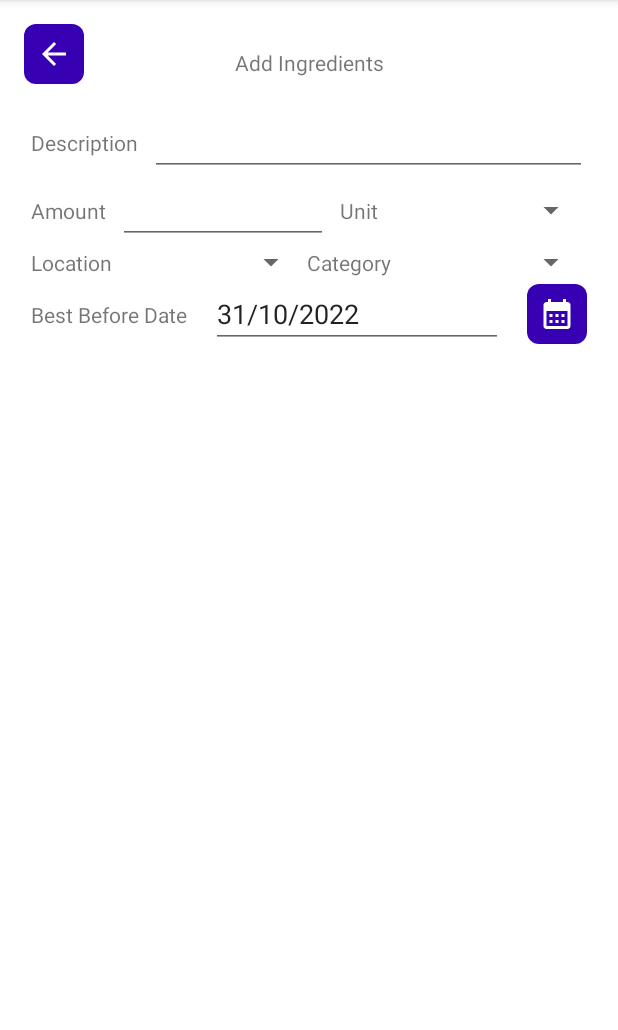
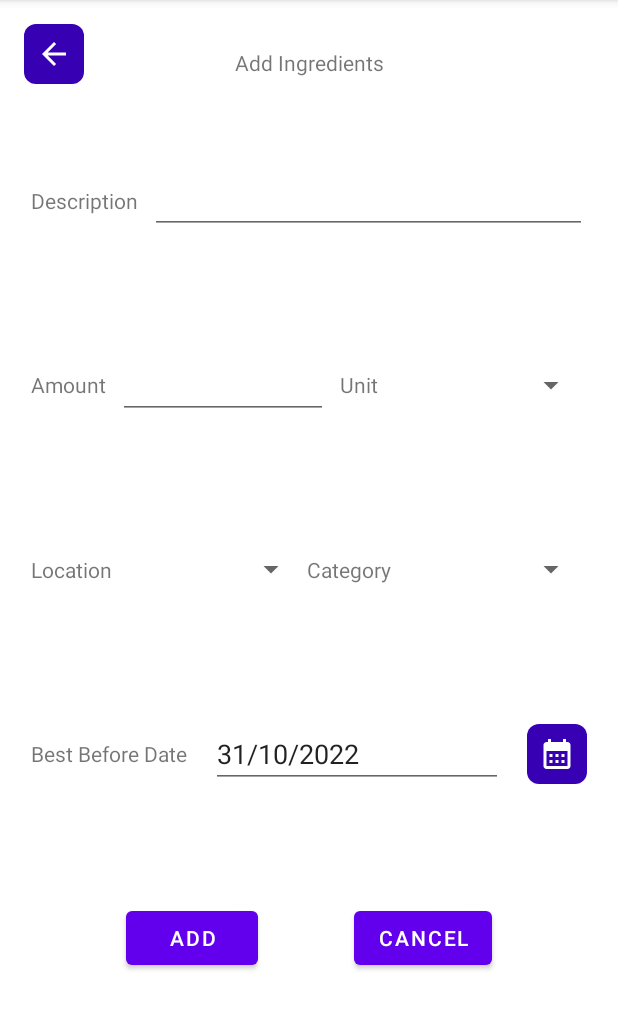
Before and after one commit to CMPUT301F22T18/SnackNTrack, an Android app: the fragment AddIngredientFragment placed in its activity, on a phone screen of 412 x 824 dp, the part 84-1114 px from its top. Run offline under Robolectric (Android 15) with nearby library versions, the phone set to English and light mode, and no system bars.

Commit message:
Finish layout for Add Ingredient Fragment

```diff
--- a/app/src/main/res/layout/fragment_add_edit_ingredient.xml
+++ b/app/src/main/res/layout/fragment_add_edit_ingredient.xml
@@ -9,14 +9,16 @@
     >
     <androidx.constraintlayout.widget.ConstraintLayout
         android:layout_width="match_parent"
-        android:layout_height="wrap_content"
+        android:layout_height="0dp"
         android:id="@+id/add_edit_fragment_title_bar"
         app:layout_constraintTop_toTopOf="parent"
         app:layout_constraintLeft_toLeftOf="parent"
         app:layout_constraintRight_toRightOf="parent"
         android:layout_marginTop="16dp"
-        android:layout_marginHorizontal="16dp">
+        android:layout_marginHorizontal="16dp"
+        app:layout_constraintVertical_chainStyle="spread">
         <ImageButton
+            android:contentDescription="@string/go_back_button"
             android:layout_width="wrap_content"
             android:layout_height="wrap_content"
             android:id="@+id/back_button"
@@ -41,23 +43,24 @@
     <androidx.constraintlayout.widget.ConstraintLayout
         android:layout_width="0dp"
         app:layout_constraintWidth_percent="0.9"
-        android:layout_height="wrap_content"
+        android:layout_height="0dp"
+        app:layout_constraintHeight_percent="0.8"
         android:id="@+id/form_linear_layout"
-        android:orientation="vertical"
         app:layout_constraintLeft_toLeftOf="parent"
         app:layout_constraintRight_toRightOf="parent"
         app:layout_constraintTop_toBottomOf="@id/add_edit_fragment_title_bar"
-        app:layout_constraintVertical_chainStyle="spread"
         android:layout_marginTop="16dp"
         >
         <androidx.constraintlayout.widget.ConstraintLayout
             android:layout_width="match_parent"
-            android:layout_height="wrap_content"
+            android:layout_height="0dp"
             android:orientation="horizontal"
             android:id="@+id/description_row"
             app:layout_constraintLeft_toLeftOf="parent"
             app:layout_constraintRight_toRightOf="parent"
             app:layout_constraintTop_toTopOf="parent"
+            app:layout_constraintBottom_toTopOf="@id/amount_unit_row"
+            app:layout_constraintVertical_chainStyle="spread"
             >
             <TextView
                 android:layout_width="wrap_content"
@@ -67,8 +70,10 @@
                 app:layout_constraintTop_toTopOf="parent"
                 app:layout_constraintBottom_toBottomOf="parent"
                 android:id="@+id/description_title"
+                android:labelFor="@id/description_edit_text"
                 />
             <EditText
+                android:autofillHints=""
                 android:layout_width="0dp"
                 android:layout_height="wrap_content"
                 android:id="@+id/description_edit_text"
@@ -76,15 +81,17 @@
                 app:layout_constraintBottom_toBottomOf="parent"
                 app:layout_constraintRight_toRightOf="parent"
                 app:layout_constraintLeft_toRightOf="@id/description_title"
-                android:layout_marginLeft="8dp"/>
+                android:layout_marginStart="8dp"
+                android:inputType="text"/>
         </androidx.constraintlayout.widget.ConstraintLayout>
         <androidx.constraintlayout.widget.ConstraintLayout
             android:layout_width="match_parent"
-            android:layout_height="wrap_content"
+            android:layout_height="0dp"
             android:orientation="horizontal"
             android:id="@+id/amount_unit_row"
             app:layout_constraintLeft_toLeftOf="parent"
             app:layout_constraintTop_toBottomOf="@id/description_row"
+            app:layout_constraintBottom_toTopOf="@id/location_category_row"
             >
             <TextView
                 android:layout_width="wrap_content"
@@ -105,7 +112,8 @@
                 app:layout_constraintBottom_toBottomOf="parent"
                 app:layout_constraintRight_toLeftOf="@id/unit_title"
                 app:layout_constraintLeft_toRightOf="@id/amount_title"
-                android:layout_marginHorizontal="8dp"/>
+                android:layout_marginHorizontal="8dp"
+                android:autofillHints=""/>
 
             <TextView
                 android:layout_width="wrap_content"
@@ -131,11 +139,12 @@
 
         <androidx.constraintlayout.widget.ConstraintLayout
             android:layout_width="match_parent"
-            android:layout_height="wrap_content"
+            android:layout_height="0dp"
             android:orientation="horizontal"
             android:id="@+id/location_category_row"
             app:layout_constraintLeft_toLeftOf="parent"
             app:layout_constraintTop_toBottomOf="@id/amount_unit_row"
+            app:layout_constraintBottom_toTopOf="@id/best_before_date_row"
             >
             <TextView
                 android:layout_width="wrap_content"
@@ -179,11 +188,13 @@
                 />
         </androidx.constraintlayout.widget.ConstraintLayout>
         <androidx.constraintlayout.widget.ConstraintLayout
+            android:id="@+id/best_before_date_row"
             android:layout_width="match_parent"
-            android:layout_height="wrap_content"
+            android:layout_height="0dp"
             app:layout_constraintLeft_toLeftOf="parent"
             app:layout_constraintRight_toRightOf="parent"
-            app:layout_constraintTop_toBottomOf="@id/location_category_row">
+            app:layout_constraintTop_toBottomOf="@id/location_category_row"
+            app:layout_constraintBottom_toTopOf="@id/button_row">
             <TextView
                 android:layout_width="wrap_content"
                 android:layout_height="wrap_content"
@@ -204,6 +215,8 @@
                 android:id="@+id/best_before_date"
                 android:layout_marginHorizontal="16dp"
                 android:clickable="false"
+                android:autofillHints=""
+                android:inputType="date"
                 />
             <ImageButton
                 android:layout_width="wrap_content"
@@ -215,7 +228,38 @@
                 android:src="@drawable/ic_baseline_calendar_month_24"
                 android:background="@drawable/custom_image_button"
                 android:padding="8dp"
+                android:contentDescription="@string/date_picker"
                 />
+        </androidx.constraintlayout.widget.ConstraintLayout>
+        <androidx.constraintlayout.widget.ConstraintLayout
+            android:layout_width="match_parent"
+            android:layout_height="0dp"
+            app:layout_constraintTop_toBottomOf="@id/best_before_date_row"
+            app:layout_constraintLeft_toLeftOf="parent"
+            app:layout_constraintRight_toRightOf="parent"
+            app:layout_constraintBottom_toBottomOf="parent"
+            android:id="@+id/button_row"
+            >
+
+            <Button
+                android:layout_width="wrap_content"
+                android:layout_height="wrap_content"
+                app:layout_constraintLeft_toLeftOf="parent"
+                app:layout_constraintTop_toTopOf="parent"
+                app:layout_constraintBottom_toBottomOf="parent"
+                app:layout_constraintRight_toLeftOf="@id/cancel_add_ingredient_button"
+                android:text="@string/add_text"
+                android:id="@+id/add_ingredient_button"
+                app:layout_constraintHorizontal_chainStyle="spread"/>
+            <Button
+                android:layout_width="wrap_content"
+                android:layout_height="wrap_content"
+                app:layout_constraintRight_toRightOf="parent"
+                app:layout_constraintTop_toTopOf="parent"
+                app:layout_constraintBottom_toBottomOf="parent"
+                android:text="@string/cancel_text"
+                android:id="@+id/cancel_add_ingredient_button"
+                app:layout_constraintLeft_toRightOf="@id/add_ingredient_button"/>
         </androidx.constraintlayout.widget.ConstraintLayout>
     </androidx.constraintlayout.widget.ConstraintLayout>
 
--- a/app/src/main/res/values/strings.xml
+++ b/app/src/main/res/values/strings.xml
@@ -15,6 +15,10 @@
     <string name="category_spinner_title">Category</string>
     <string name="best_before_text_view">31/10/2022</string>
     <string name="best_before_title">Best Before Date</string>
+    <string name="add_text">Add</string>
+    <string name="cancel_text">Cancel</string>
+    <string name="go_back_button">Go Back Button</string>
+    <string name="date_picker">Date Picker</string>
     <string-array name="units_array">
         <item>kilogram</item>
         <item>litre</item>
```
